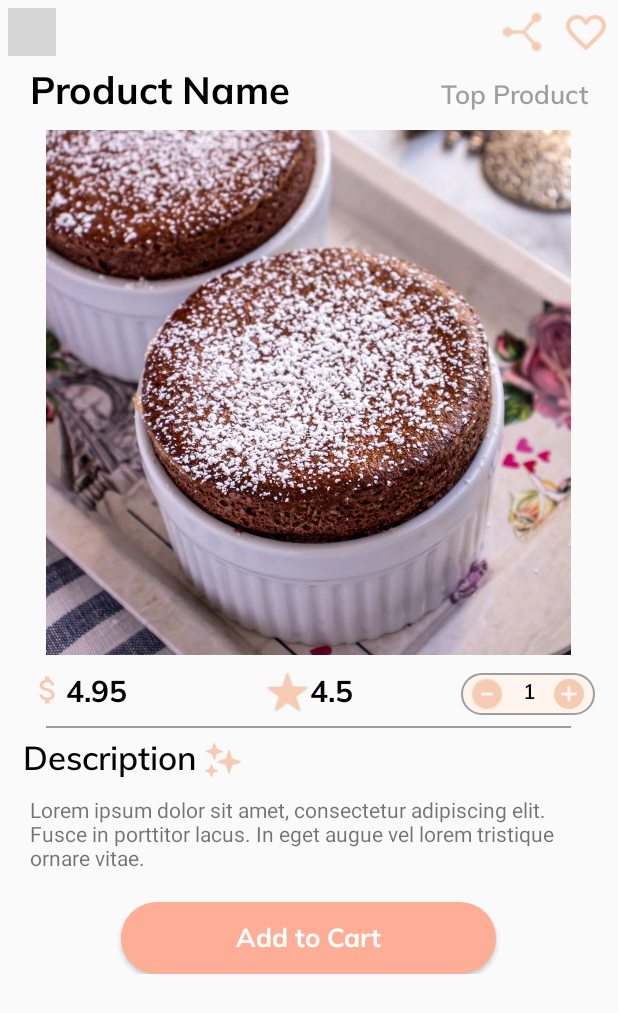
After one commit to NhatToan1010/SugarMama, an Android app: the DetailProduct screen opened directly, with no data from a screen before it, on a phone screen of 412 x 824 dp. The commit adds this screen. Shown: the top 1013 px of the screen. Run offline under Robolectric (Android 15) with nearby library versions, the phone set to English and light mode, and no system bars; grey boxes are pictures that could not be loaded.

Commit message:
Create DetailProduct

```diff
--- a/app/src/main/java/com/acer/sugarmama/SplashScreen.java
+++ b/app/src/main/java/com/acer/sugarmama/SplashScreen.java
@@ -4,6 +4,7 @@ import androidx.appcompat.app.AppCompatActivity;
 
 import android.annotation.SuppressLint;
 import android.app.ActivityOptions;
+import android.app.ProgressDialog;
 import android.content.Context;
 import android.content.Intent;
 import android.net.ConnectivityManager;
@@ -35,8 +36,6 @@ public class SplashScreen extends AppCompatActivity {
                 FirebaseUser user = FirebaseAuth.getInstance().getCurrentUser();
                 if (user == null){
                     Intent intent = new Intent(SplashScreen.this, LoginActivity.class);
-//                    Pair<View, String> pairs = new Pair<>(btnStart, "transition_login");
-//                    ActivityOptions options = ActivityOptions.makeSceneTransitionAnimation(SplashScreen.this, pairs);
                     startActivity(intent);
                     finish();
                 }else {
--- a/app/src/main/java/com/acer/sugarmama/adapter/RVAllProductAdapter.java
+++ b/app/src/main/java/com/acer/sugarmama/adapter/RVAllProductAdapter.java
@@ -1,6 +1,8 @@
 package com.acer.sugarmama.adapter;
 
+import android.annotation.SuppressLint;
 import android.content.Context;
+import android.content.Intent;
 import android.view.LayoutInflater;
 import android.view.View;
 import android.view.ViewGroup;
@@ -12,6 +14,7 @@ import androidx.recyclerview.widget.RecyclerView;
 
 import com.acer.sugarmama.R;
 import com.acer.sugarmama.model.AllProduct;
+import com.acer.sugarmama.ui.ProductList.DetailProduct;
 import com.bumptech.glide.Glide;
 
 import org.w3c.dom.Text;
@@ -36,12 +39,20 @@ public class RVAllProductAdapter extends RecyclerView.Adapter<RVAllProductAdapte
     }
 
     @Override
-    public void onBindViewHolder(@NonNull RVAllProductAdapter.AllProductViewHolder holder, int position) {
+    public void onBindViewHolder(@NonNull RVAllProductAdapter.AllProductViewHolder holder, @SuppressLint("RecyclerView") int position) {
         Glide.with(context).load(mList.get(position).getImgUrl()).into(holder.productImg);
         holder.name.setText(mList.get(position).getName());
         holder.description.setText(mList.get(position).getDescription());
         holder.rating.setText(mList.get(position).getRating());
         holder.price.setText(mList.get(position).getPrice());
+        holder.itemView.setOnClickListener(new View.OnClickListener() {
+            @Override
+            public void onClick(View view) {
+                Intent intent = new Intent(context, DetailProduct.class);
+                intent.putExtra("detail_key", mList.get(position));
+                context.startActivity(intent);
+            }
+        });
     }
 
     @Override
--- a/app/src/main/java/com/acer/sugarmama/adapter/RVProductAdapter.java
+++ b/app/src/main/java/com/acer/sugarmama/adapter/RVProductAdapter.java
@@ -1,6 +1,8 @@
 package com.acer.sugarmama.adapter;
 
+import android.annotation.SuppressLint;
 import android.content.Context;
+import android.content.Intent;
 import android.view.LayoutInflater;
 import android.view.View;
 import android.view.ViewGroup;
@@ -12,6 +14,7 @@ import androidx.recyclerview.widget.RecyclerView;
 
 import com.acer.sugarmama.R;
 import com.acer.sugarmama.model.TopProduct;
+import com.acer.sugarmama.ui.ProductList.DetailProduct;
 import com.bumptech.glide.Glide;
 
 import java.util.List;
@@ -38,10 +41,18 @@ public class RVProductAdapter extends RecyclerView.Adapter<RVProductAdapter.Prod
     }
 
     @Override
-    public void onBindViewHolder(@NonNull ProductViewHolder holder, int position) {
+    public void onBindViewHolder(@NonNull ProductViewHolder holder, @SuppressLint("RecyclerView") int position) {
         Glide.with(context).load(mList.get(position).getImgUrl()).into(holder.imgProduct);
         holder.tvProductName.setText(mList.get(position).getName());
         holder.tvPrice.setText(mList.get(position).getPrice());
+        holder.itemView.setOnClickListener(new View.OnClickListener() {
+            @Override
+            public void onClick(View view) {
+                Intent intent = new Intent(context, DetailProduct.class);
+                intent.putExtra("detail_key", mList.get(position));
+                context.startActivity(intent);
+            }
+        });
     }
 
     @Override
--- a/app/src/main/java/com/acer/sugarmama/model/AllProduct.java
+++ b/app/src/main/java/com/acer/sugarmama/model/AllProduct.java
@@ -1,6 +1,8 @@
 package com.acer.sugarmama.model;
 
-public class AllProduct {
+import java.io.Serializable;
+
+public class AllProduct implements Serializable {
     private String name;
     private String price;
     private String rating;
--- a/app/src/main/java/com/acer/sugarmama/model/TopProduct.java
+++ b/app/src/main/java/com/acer/sugarmama/model/TopProduct.java
@@ -1,6 +1,8 @@
 package com.acer.sugarmama.model;
 
-public class TopProduct {
+import java.io.Serializable;
+
+public class TopProduct implements Serializable {
     private String name;
     private String price;
     private String rating;
--- /dev/null
+++ b/app/src/main/java/com/acer/sugarmama/ui/ProductList/DetailProduct.java
@@ -0,0 +1,94 @@
+package com.acer.sugarmama.ui.ProductList;
+
+import androidx.appcompat.app.AppCompatActivity;
+
+import android.annotation.SuppressLint;
+import android.os.Bundle;
+import android.view.View;
+import android.widget.ImageView;
+import android.widget.TextView;
+
+import com.acer.sugarmama.R;
+import com.acer.sugarmama.model.AllProduct;
+import com.acer.sugarmama.model.TopProduct;
+import com.acer.sugarmama.ui.profile.Profile;
+import com.bumptech.glide.Glide;
+
+import org.w3c.dom.Text;
+
+import kotlinx.coroutines.channels.ProduceKt;
+
+public class DetailProduct extends AppCompatActivity {
+    private int totalQuantity = 1;
+    private TextView name, price, rating, description, tvTop, quantity;
+    private ImageView productImage, addItem, removeItem;
+    private AllProduct allProduct;
+    private TopProduct topProduct;
+
+    @SuppressLint("MissingInflatedId")
+    @Override
+    protected void onCreate(Bundle savedInstanceState) {
+        super.onCreate(savedInstanceState);
+        setContentView(R.layout.activity_detail_product);
+
+        initView();
+        setData();
+        setQuantity();
+    }
+
+    private void setQuantity() {
+        addItem.setOnClickListener(new View.OnClickListener() {
+            @Override
+            public void onClick(View view) {
+                if (totalQuantity >= 1){
+                    totalQuantity++;
+                    quantity.setText(String.valueOf(totalQuantity));
+                }
+            }
+        });
+        removeItem.setOnClickListener(new View.OnClickListener() {
+            @Override
+            public void onClick(View view) {
+                if(totalQuantity > 1){
+                    totalQuantity--;
+                    quantity.setText(String.valueOf(totalQuantity));
+                }
+            }
+        });
+    }
+
+    private void initView(){
+        addItem = findViewById(R.id.detailAdd);
+        removeItem = findViewById(R.id.detailRemove);
+        quantity = findViewById(R.id.detailQuantity);
+        name = findViewById(R.id.detailProductName);
+        description = findViewById(R.id.detailDescription);
+        price = findViewById(R.id.detailPrice);
+        rating = findViewById(R.id.detailRating);
+        productImage = findViewById(R.id.detailImage);
+        tvTop = findViewById(R.id.detailTop);
+    }
+
+    private void setData(){
+        final  Object object = getIntent().getSerializableExtra("detail_key");
+        if (object instanceof AllProduct){
+            allProduct = (AllProduct) object;
+        }else if(object instanceof TopProduct){
+            topProduct = (TopProduct) object;
+        }
+        if (allProduct != null){
+            tvTop.setVisibility(View.INVISIBLE);
+            name.setText(allProduct.getName());
+            description.setText(allProduct.getDescription());
+            price.setText(allProduct.getPrice());
+            rating.setText(allProduct.getRating());
+            Glide.with(this).load(allProduct.getImgUrl()).into(productImage);
+        }else if(topProduct != null){
+            name.setText(topProduct.getName());
+            description.setText(topProduct.getDescription());
+            price.setText(topProduct.getPrice());
+            rating.setText(topProduct.getRating());
+            Glide.with(this).load(topProduct.getImgUrl()).into(productImage);
+        }
+    }
+}
--- /dev/null
+++ b/app/src/main/res/drawable/bg_20rad_light.xml
@@ -0,0 +1,7 @@
+<?xml version="1.0" encoding="utf-8"?>
+<shape xmlns:android="http://schemas.android.com/apk/res/android">
+    <solid android:color="@color/light_peach_200"/>
+    <corners android:radius="20dp"/>
+    <stroke android:width="1dp"
+        android:color="@color/light_grey"/>
+</shape>
--- /dev/null
+++ b/app/src/main/res/drawable/ic_cart.xml
@@ -0,0 +1,5 @@
+<vector android:height="32dp" android:tint="#FFFFFF"
+    android:viewportHeight="24" android:viewportWidth="24"
+    android:width="32dp" xmlns:android="http://schemas.android.com/apk/res/android">
+    <path android:fillColor="@android:color/white" android:pathData="M11,9h2L13,6h3L16,4h-3L13,1h-2v3L8,4v2h3v3zM7,18c-1.1,0 -1.99,0.9 -1.99,2S5.9,22 7,22s2,-0.9 2,-2 -0.9,-2 -2,-2zM17,18c-1.1,0 -1.99,0.9 -1.99,2s0.89,2 1.99,2 2,-0.9 2,-2 -0.9,-2 -2,-2zM7.17,14.75l0.03,-0.12 0.9,-1.63h7.45c0.75,0 1.41,-0.41 1.75,-1.03l3.86,-7.01L19.42,4h-0.01l-1.1,2 -2.76,5L8.53,11l-0.13,-0.27L6.16,6l-0.95,-2 -0.94,-2L1,2v2h2l3.6,7.59 -1.35,2.45c-0.16,0.28 -0.25,0.61 -0.25,0.96 0,1.1 0.9,2 2,2h12v-2L7.42,15c-0.13,0 -0.25,-0.11 -0.25,-0.25z"/>
+</vector>
--- /dev/null
+++ b/app/src/main/res/layout/activity_detail_product.xml
@@ -0,0 +1,172 @@
+<?xml version="1.0" encoding="utf-8"?>
+<androidx.coordinatorlayout.widget.CoordinatorLayout xmlns:android="http://schemas.android.com/apk/res/android"
+    xmlns:app="http://schemas.android.com/apk/res-auto"
+    xmlns:tools="http://schemas.android.com/tools"
+    android:layout_width="match_parent"
+    android:layout_height="match_parent"
+    tools:context=".ui.ProductList.DetailProduct">
+    <RelativeLayout
+        android:layout_width="match_parent"
+        android:layout_height="wrap_content">
+        <ImageView
+            android:layout_width="32dp"
+            android:layout_height="32dp"
+            android:src="@drawable/ic_back"
+            android:id="@+id/detailBack"
+            android:layout_margin="5dp"/>
+        <ImageView
+            android:layout_width="32dp"
+            android:layout_height="32dp"
+            android:src="@drawable/ic_share"
+            android:id="@+id/detailShare"
+            android:layout_toStartOf="@id/detailFavorite"
+            android:layout_margin="5dp"/>
+        <ImageView
+            android:layout_width="32dp"
+            android:layout_height="32dp"
+            android:src="@drawable/ic_favorite"
+            android:layout_alignParentEnd="true"
+            android:layout_margin="5dp"
+            android:id="@+id/detailFavorite"/>
+        <TextView
+            android:layout_width="wrap_content"
+            android:layout_height="wrap_content"
+            android:text="Product Name"
+            android:textColor="@color/black"
+            android:fontFamily="@font/muli_bold"
+            android:textSize="25sp"
+            android:layout_below="@id/detailBack"
+            android:layout_marginStart="20dp"
+            android:id="@+id/detailProductName"/>
+        <TextView
+            android:layout_width="wrap_content"
+            android:layout_height="wrap_content"
+            android:text="Top Product"
+            android:textSize="17sp"
+            android:fontFamily="@font/muli_semibold"
+            android:textColor="@color/light_grey"
+            android:layout_alignParentEnd="true"
+            android:layout_below="@id/detailShare"
+            android:layout_marginTop="7dp"
+            android:layout_marginEnd="20dp"
+            android:id="@+id/detailTop"/>
+        <ImageView
+            android:layout_width="350dp"
+            android:layout_height="350dp"
+            android:src="@drawable/souffle"
+            android:layout_below="@id/detailProductName"
+            android:layout_centerHorizontal="true"
+            android:layout_marginTop="10dp"
+            android:id="@+id/detailImage"/>
+        <TextView
+            android:layout_width="wrap_content"
+            android:layout_height="wrap_content"
+            android:text="4.95"
+            app:drawableStartCompat="@drawable/ic_dollar"
+            android:layout_below="@+id/detailImage"
+            android:textSize="20sp"
+            android:textColor="@color/black"
+            android:fontFamily="@font/muli_bold"
+            android:layout_marginStart="20dp"
+            android:id="@+id/detailPrice"
+            android:layout_marginTop="10dp"/>
+        <TextView
+            android:layout_width="wrap_content"
+            android:layout_height="wrap_content"
+            android:text="4.5"
+            app:drawableStartCompat="@drawable/ic_rating"
+            android:layout_below="@+id/detailImage"
+            android:textSize="20sp"
+            android:textColor="@color/black"
+            android:fontFamily="@font/muli_bold"
+            android:layout_centerHorizontal="true"
+            android:id="@+id/detailRating"
+            android:layout_marginTop="10dp"/>
+        <LinearLayout
+            android:layout_width="wrap_content"
+            android:layout_height="wrap_content"
+            android:orientation="horizontal"
+            android:layout_below="@id/detailImage"
+            android:layout_alignParentEnd="true"
+            android:background="@drawable/bg_20rad_light"
+            android:paddingStart="5dp"
+            android:paddingEnd="5dp"
+            android:paddingTop="2dp"
+            android:paddingBottom="2dp"
+            android:layout_marginTop="12dp"
+            android:layout_marginEnd="15dp">
+            <ImageView
+                android:layout_width="24dp"
+                android:layout_height="24dp"
+                android:src="@drawable/ic_remove"
+                android:layout_marginEnd="10dp"
+                android:layout_gravity="center_vertical"
+                android:id="@+id/detailRemove"/>
+            <TextView
+                android:layout_width="wrap_content"
+                android:layout_height="wrap_content"
+                android:text="1"
+                android:id="@+id/detailQuantity"
+                android:layout_marginStart="2dp"
+                android:fontFamily="@font/muli_semibold"
+                android:textColor="@color/black"/>
+            <ImageView
+                android:layout_width="24dp"
+                android:layout_height="24dp"
+                android:src="@drawable/ic_add"
+                android:id="@+id/detailAdd"
+                android:layout_gravity="center_vertical"
+                android:layout_marginStart="10dp"/>
+        </LinearLayout>
+        <View
+            android:layout_width="350dp"
+            android:layout_height="1dp"
+            android:background="@color/light_grey"
+            android:layout_centerHorizontal="true"
+            android:layout_below="@id/detailPrice"
+            android:layout_marginTop="10dp"/>
+        <TextView
+            android:layout_width="wrap_content"
+            android:layout_height="wrap_content"
+            android:text="Description"
+            android:textColor="@color/black"
+            android:textSize="22sp"
+            android:layout_below="@id/detailPrice"
+            android:fontFamily="@font/muli_semibold"
+            android:layout_marginTop="15dp"
+            android:layout_marginStart="15dp"
+            android:id="@+id/detailTextDes"/>
+        <ImageView
+            android:layout_width="24dp"
+            android:layout_height="24dp"
+            android:src="@drawable/ic_shining"
+            android:layout_toEndOf="@id/detailTextDes"
+            android:layout_below="@id/detailRating"
+            android:layout_marginTop="18dp"
+            android:layout_marginStart="5dp"/>
+        <TextView
+            android:layout_width="wrap_content"
+            android:layout_height="wrap_content"
+            android:text="Lorem ipsum dolor sit amet, consectetur adipiscing elit. Fusce in porttitor lacus. In eget augue vel lorem tristique ornare vitae."
+            android:layout_below="@id/detailTextDes"
+            android:id="@+id/detailDescription"
+            android:layout_marginStart="20dp"
+            android:layout_marginEnd="20dp"
+            android:layout_marginTop="10dp"/>
+        <Button
+            android:layout_width="250dp"
+            android:layout_height="wrap_content"
+            android:background="@drawable/button_bg"
+            android:text="Add to Cart"
+            android:textColor="@color/white"
+            android:textSize="17sp"
+            android:fontFamily="@font/muli_bold"
+            android:textAllCaps="false"
+            android:layout_below="@id/detailDescription"
+            android:layout_centerHorizontal="true"
+            android:layout_marginTop="20dp"
+            android:id="@+id/detailButton"/>
+
+    </RelativeLayout>
+
+</androidx.coordinatorlayout.widget.CoordinatorLayout>
```
Also changed, not shown: app/src/main/AndroidManifest.xml (+7 -0 lines).
